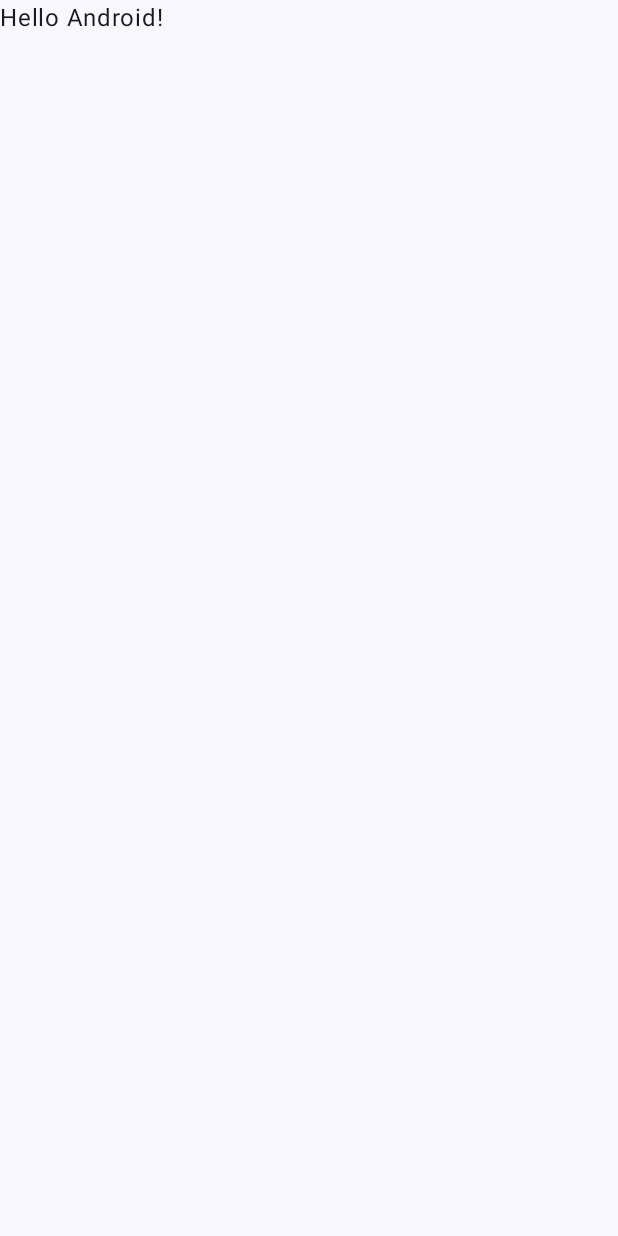
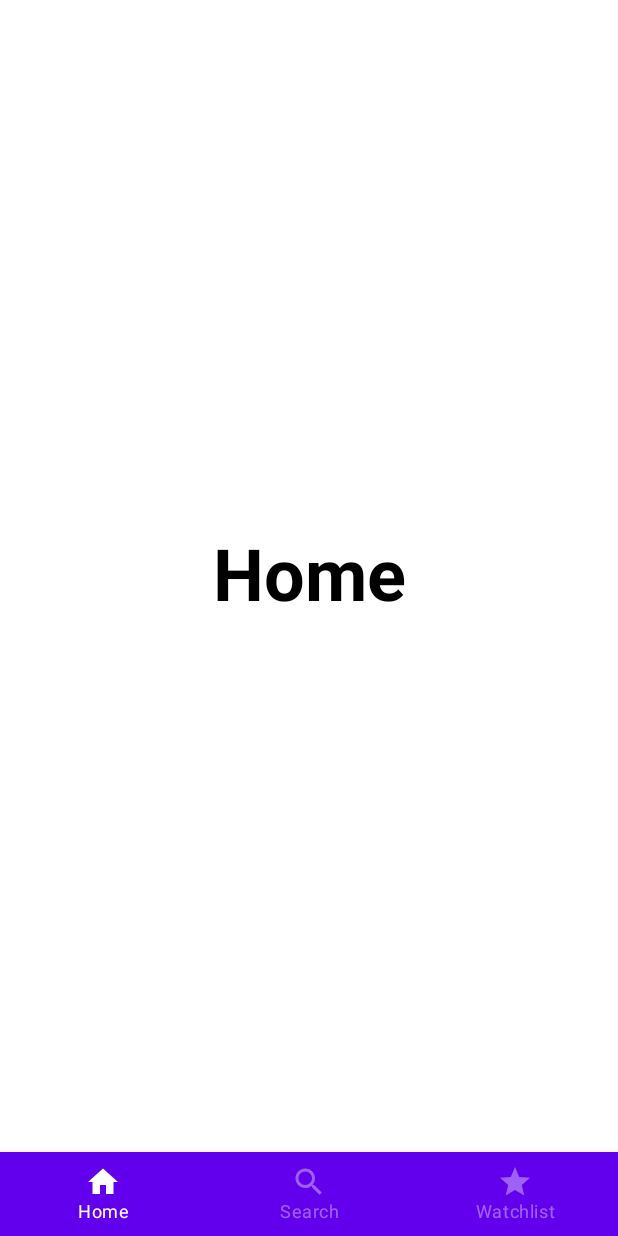
Before and after one commit to Mobile-Class/Stock, an Android app built with Jetpack Compose: the screen it shows after launch (MainActivity), on a phone screen of 412 x 824 dp. Before the commit the screen is almost empty. Run offline under Robolectric (Android 15) with nearby library versions, the phone set to English and light mode, and no system bars.

Commit message:
three empty screens was created with bottom navigation bar

```diff
--- a/build.gradle.kts
+++ b/build.gradle.kts
@@ -48,14 +48,18 @@ android {
 
 dependencies {
 
-    implementation("androidx.core:core-ktx:1.9.0")
-    implementation("androidx.lifecycle:lifecycle-runtime-ktx:2.6.1")
-    implementation("androidx.activity:activity-compose:1.7.0")
+    implementation("androidx.core:core-ktx:1.12.0")
+    implementation("androidx.lifecycle:lifecycle-runtime-ktx:2.6.2")
+    implementation("androidx.activity:activity-compose:1.8.1")
     implementation(platform("androidx.compose:compose-bom:2023.03.00"))
     implementation("androidx.compose.ui:ui")
     implementation("androidx.compose.ui:ui-graphics")
     implementation("androidx.compose.ui:ui-tooling-preview")
-    implementation("androidx.compose.material3:material3")
+    implementation("androidx.compose.material:material")
+    implementation("androidx.navigation:navigation-common-ktx:2.7.5")
+    implementation("androidx.navigation:navigation-runtime-ktx:2.7.5")
+    annotationProcessor("androidx.room:room-compiler:2.6.0")
+    implementation("androidx.compose.material3:material3:1.1.2")
     testImplementation("junit:junit:4.13.2")
     androidTestImplementation("androidx.test.ext:junit:1.1.5")
     androidTestImplementation("androidx.test.espresso:espresso-core:3.5.1")
@@ -63,4 +67,8 @@ dependencies {
     androidTestImplementation("androidx.compose.ui:ui-test-junit4")
     debugImplementation("androidx.compose.ui:ui-tooling")
     debugImplementation("androidx.compose.ui:ui-test-manifest")
+    implementation("androidx.compose.material:material-icons-extended:1.5.4")
+
+    // Navigation Compose
+    implementation("androidx.navigation:navigation-compose:2.7.5")
 }
--- /dev/null
+++ b/src/main/java/com/example/stock_analyzer/BottomBarScreen.kt
@@ -0,0 +1,31 @@
+package com.example.stock_analyzer
+
+import androidx.compose.material.icons.Icons
+import androidx.compose.material.icons.filled.Home
+import androidx.compose.material.icons.filled.Search
+import androidx.compose.material.icons.filled.Star
+import androidx.compose.ui.graphics.vector.ImageVector
+
+sealed class BottomBarScreen(
+    val route: String,
+    val title: String,
+    val icon: ImageVector
+) {
+    object Home : BottomBarScreen(
+        route = "Home",
+        title = "Home",
+        icon = Icons.Default.Home
+    )
+
+    object Search : BottomBarScreen(
+        route = "Search",
+        title = "Search",
+        icon = Icons.Default.Search
+    )
+
+    object Watchlist : BottomBarScreen(
+        route = "Watchlist",
+        title = "Watchlist",
+        icon = Icons.Default.Star
+    )
+}
--- a/src/main/java/com/example/stock_analyzer/MainActivity.kt
+++ b/src/main/java/com/example/stock_analyzer/MainActivity.kt
@@ -3,13 +3,8 @@ package com.example.stock_analyzer
 import android.os.Bundle
 import androidx.activity.ComponentActivity
 import androidx.activity.compose.setContent
-import androidx.compose.foundation.layout.fillMaxSize
-import androidx.compose.material3.MaterialTheme
-import androidx.compose.material3.Surface
-import androidx.compose.material3.Text
-import androidx.compose.runtime.Composable
-import androidx.compose.ui.Modifier
-import androidx.compose.ui.tooling.preview.Preview
+import androidx.navigation.compose.rememberNavController
+import com.example.stock_analyzer.graph.RootNavigationGraph
 import com.example.stock_analyzer.ui.theme.StockAnalyzerTheme
 
 class MainActivity : ComponentActivity() {
@@ -17,27 +12,8 @@ class MainActivity : ComponentActivity() {
         super.onCreate(savedInstanceState)
         setContent {
             StockAnalyzerTheme {
-                // A surface container using the 'background' color from the theme
-                Surface(modifier = Modifier.fillMaxSize(), color = MaterialTheme.colorScheme.background) {
-                    Greeting("Android")
-                }
+                RootNavigationGraph(navController = rememberNavController())
             }
         }
     }
 }
-
-@Composable
-fun Greeting(name: String, modifier: Modifier = Modifier) {
-    Text(
-            text = "Hello $name!",
-            modifier = modifier
-    )
-}
-
-@Preview(showBackground = true)
-@Composable
-fun GreetingPreview() {
-    StockAnalyzerTheme {
-        Greeting("Android")
-    }
-}
--- /dev/null
+++ b/src/main/java/com/example/stock_analyzer/graph/HomeNavGraph.kt
@@ -0,0 +1,47 @@
+package com.example.stock_analyzer.graph
+
+import androidx.compose.foundation.layout.Box
+import androidx.compose.foundation.layout.PaddingValues
+import androidx.compose.foundation.layout.padding
+import androidx.compose.runtime.Composable
+import androidx.compose.ui.Modifier
+import androidx.navigation.NavHostController
+import androidx.navigation.compose.NavHost
+import androidx.navigation.compose.composable
+import com.example.stock_analyzer.BottomBarScreen
+import com.example.stock_analyzer.screens.ScreenContent
+@Composable
+fun HomeNavGraph(navController: NavHostController, paddingValues: PaddingValues) {
+    NavHost(
+        navController = navController,
+        route = Graph.HOME,
+        startDestination = BottomBarScreen.Home.route,
+    ) {
+        composable(route = BottomBarScreen.Home.route) {
+            Box(modifier = Modifier.padding(paddingValues)) {
+                ScreenContent(
+                    name = BottomBarScreen.Home.route,
+                    onClick = {
+                        navController.navigate(Graph.DETAILS)
+                    }
+                )
+            }
+        }
+        composable(route = BottomBarScreen.Search.route) {
+            Box(modifier = Modifier.padding(paddingValues)) {
+                ScreenContent(
+                    name = BottomBarScreen.Search.route,
+                    onClick = { }
+                )
+            }
+        }
+        composable(route = BottomBarScreen.Watchlist.route) {
+            Box(modifier = Modifier.padding(paddingValues)) {
+                ScreenContent(
+                    name = BottomBarScreen.Watchlist.route,
+                    onClick = { }
+                )
+            }
+        }
+    }
+}
--- /dev/null
+++ b/src/main/java/com/example/stock_analyzer/graph/RootNavGraph.kt
@@ -0,0 +1,27 @@
+package com.example.stock_analyzer.graph
+
+import androidx.compose.runtime.Composable
+import androidx.navigation.NavHostController
+import androidx.navigation.compose.NavHost
+import androidx.navigation.compose.composable
+import com.example.stock_analyzer.screens.HomeScreen
+
+@Composable
+fun RootNavigationGraph(navController: NavHostController) {
+    NavHost(
+        navController = navController,
+        route = Graph.ROOT,
+        startDestination = Graph.HOME
+    ) {
+        composable(route = Graph.HOME) {
+            HomeScreen()
+        }
+    }
+}
+
+
+object Graph {
+    const val ROOT = "root_graph"
+    const val HOME = "home_graph"
+    const val DETAILS = "details_graph"
+}
--- /dev/null
+++ b/src/main/java/com/example/stock_analyzer/screens/HomeScreen.kt
@@ -0,0 +1,80 @@
+package com.example.stock_analyzer.screens
+
+import androidx.compose.foundation.layout.RowScope
+import androidx.compose.material.*
+import androidx.compose.runtime.Composable
+import androidx.compose.runtime.getValue
+import androidx.navigation.NavDestination
+import androidx.navigation.NavDestination.Companion.hierarchy
+import androidx.navigation.NavGraph.Companion.findStartDestination
+import androidx.navigation.NavHostController
+import androidx.navigation.compose.currentBackStackEntryAsState
+import androidx.navigation.compose.rememberNavController
+import com.example.stock_analyzer.BottomBarScreen
+import com.example.stock_analyzer.graph.HomeNavGraph
+import androidx.compose.material.BottomNavigationItem
+
+
+@Composable
+fun HomeScreen(navController: NavHostController = rememberNavController()) {
+    Scaffold(
+        bottomBar = { BottomBar(navController = navController) }
+    ) {
+        innerPaddingValue ->
+        HomeNavGraph(navController = navController, paddingValues = innerPaddingValue)
+    }
+}
+
+
+@Composable
+fun BottomBar(navController: NavHostController) {
+    val screens = listOf(
+        BottomBarScreen.Home,
+        BottomBarScreen.Search,
+        BottomBarScreen.Watchlist,
+    )
+    val navBackStackEntry by navController.currentBackStackEntryAsState()
+    val currentDestination = navBackStackEntry?.destination
+
+    val bottomBarDestination = screens.any { it.route == currentDestination?.route }
+    if (bottomBarDestination) {
+        BottomNavigation {
+            screens.forEach { screen ->
+                AddItem(
+                    screen = screen,
+                    currentDestination = currentDestination,
+                    navController = navController
+                )
+            }
+        }
+    }
+}
+
+@Composable
+fun RowScope.AddItem(
+    screen: BottomBarScreen,
+    currentDestination: NavDestination?,
+    navController: NavHostController
+) {
+    BottomNavigationItem(
+        label = {
+            Text(text = screen.title)
+        },
+        icon = {
+            Icon(
+                imageVector = screen.icon,
+                contentDescription = "Navigation Icon"
+            )
+        },
+        selected = currentDestination?.hierarchy?.any {
+            it.route == screen.route
+        } == true,
+        unselectedContentColor = LocalContentColor.current.copy(alpha = ContentAlpha.disabled),
+        onClick = {
+            navController.navigate(screen.route) {
+                popUpTo(navController.graph.findStartDestination().id)
+                launchSingleTop = true
+            }
+        }
+    )
+}
--- /dev/null
+++ b/src/main/java/com/example/stock_analyzer/screens/ScreenContent.kt
@@ -0,0 +1,26 @@
+package com.example.stock_analyzer.screens
+
+import androidx.compose.foundation.clickable
+import androidx.compose.foundation.layout.Box
+import androidx.compose.foundation.layout.fillMaxSize
+import androidx.compose.material.MaterialTheme
+import androidx.compose.material.Text
+import androidx.compose.runtime.Composable
+import androidx.compose.ui.Alignment
+import androidx.compose.ui.Modifier
+import androidx.compose.ui.text.font.FontWeight
+
+@Composable
+fun ScreenContent(name: String, onClick: () -> Unit) {
+    Box(
+        modifier = Modifier.fillMaxSize(),
+        contentAlignment = Alignment.Center
+    ) {
+        Text(
+            text = name,
+            modifier = Modifier.clickable { onClick() },
+            fontSize = MaterialTheme.typography.h3.fontSize,
+            fontWeight = FontWeight.Bold
+        )
+    }
+}
```
